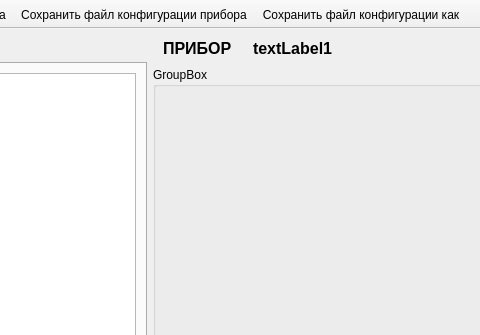
Above: untitled/mainwindow.ui from Ivanos121/konfiguretor_interface before the change; both pictures show x 500 to 980 and y 0 to 335 of the 1112 by 633 pixel window. Below: the same form after it.
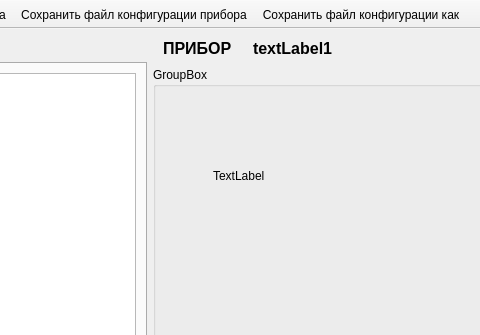
That is the form after the change. Icons and pictures are not drawn.

Diff of the .ui file:
```diff
--- a/untitled/mainwindow.ui
+++ b/untitled/mainwindow.ui
@@ -119,6 +119,19 @@
       <property name="title">
        <string>GroupBox</string>
       </property>
+      <widget class="QLabel" name="label_3">
+       <property name="geometry">
+        <rect>
+         <x>60</x>
+         <y>100</y>
+         <width>55</width>
+         <height>17</height>
+        </rect>
+       </property>
+       <property name="text">
+        <string>TextLabel</string>
+       </property>
+      </widget>
      </widget>
     </item>
    </layout>
```
